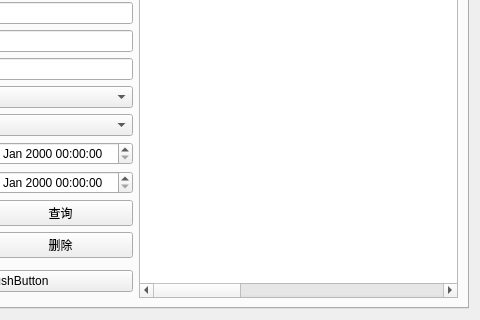
Qt form admin.ui (Database-Course-Developers/Educational_Administration_System) before a commit; both pictures show x 120 to 600 and y 106 to 426 of the 600 by 426 pixel window.
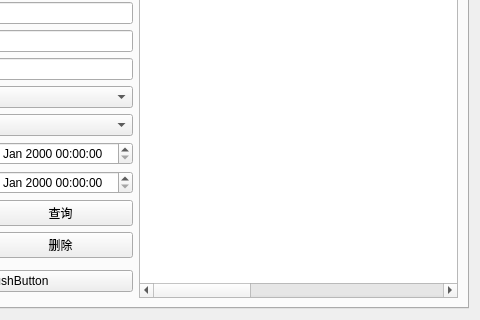
The same form after that commit. The open tabs and pages were chosen to show the change.

Commit message:
教务端-考务查询
教务端-考务查询

Diff of the .ui file:
```diff
--- a/admin.ui
+++ b/admin.ui
@@ -444,7 +444,7 @@
       </attribute>
       <layout class="QVBoxLayout" name="verticalLayout_2" stretch="0">
        <item>
-        <layout class="QHBoxLayout" name="horizontalLayout_3" stretch="1,3">
+        <layout class="QHBoxLayout" name="horizontalLayout_3" stretch="1,5">
          <item>
           <layout class="QVBoxLayout" name="verticalLayout_4" stretch="3,2">
            <item>
@@ -587,7 +587,7 @@
            <item>
             <widget class="QTableWidget" name="tableWidget">
              <property name="columnCount">
-              <number>10</number>
+              <number>9</number>
              </property>
              <column>
               <property name="text">
@@ -616,7 +616,12 @@
              </column>
              <column>
               <property name="text">
-               <string/>
+               <string>教室</string>
+              </property>
+             </column>
+             <column>
+              <property name="text">
+               <string>开课学院</string>
               </property>
              </column>
              <column>
@@ -629,16 +634,6 @@
                <string>结束时间</string>
               </property>
              </column>
-             <column>
-              <property name="text">
-               <string>开课学院</string>
-              </property>
-             </column>
-             <column>
-              <property name="text">
-               <string>课程性质</string>
-              </property>
-             </column>
             </widget>
            </item>
           </layout>
```
Left out of the diff: 4 changed lines with no effect on the pictures. The commit also changes 2 other files.
